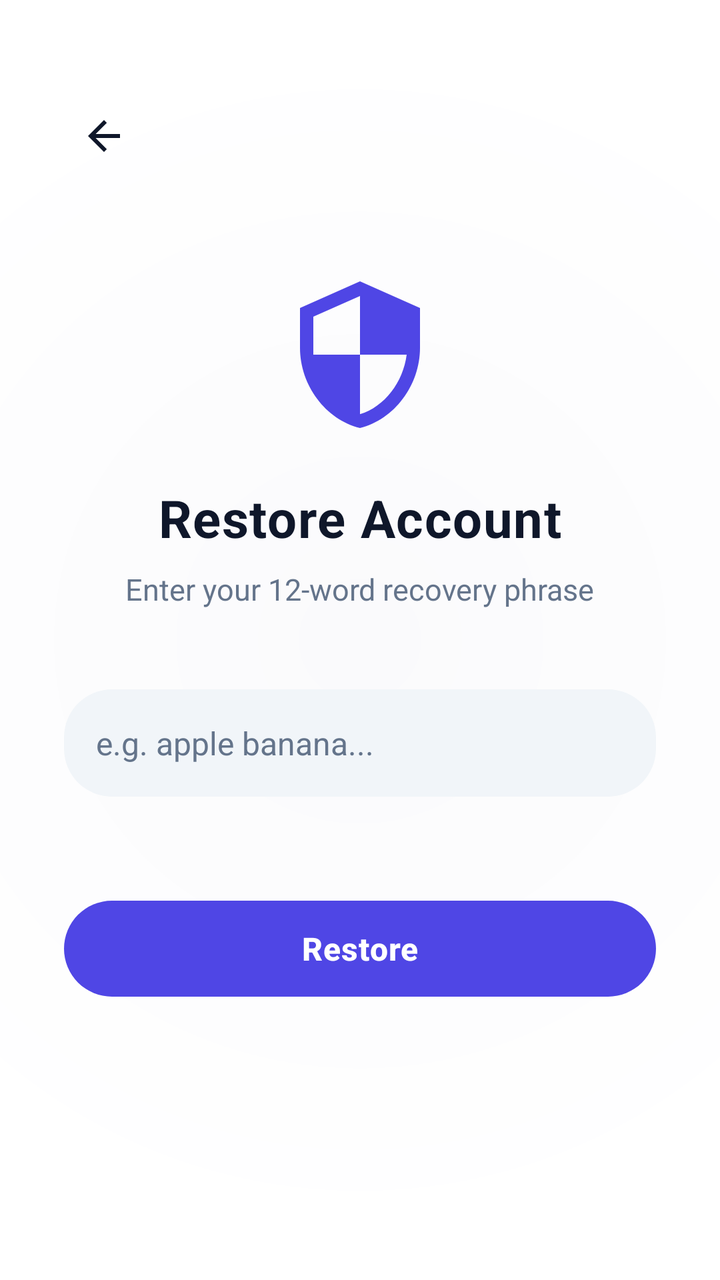
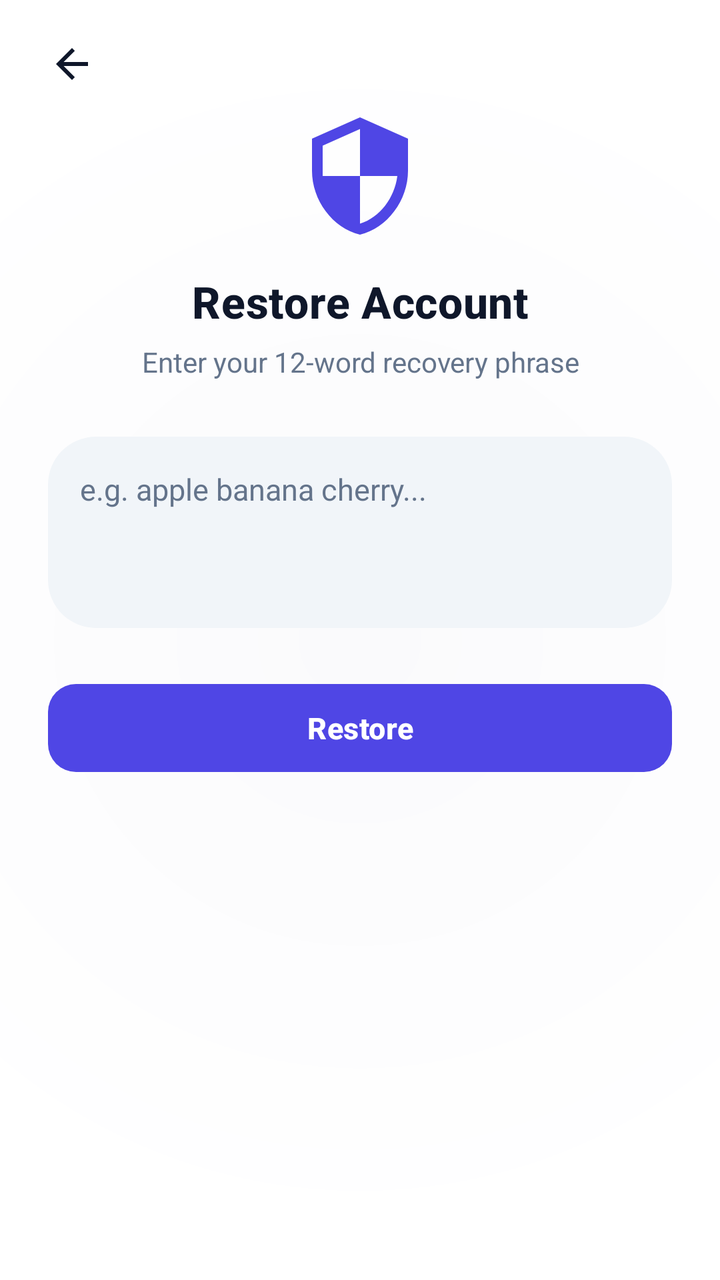

Two renders of the same Android screen: before a commit and after it. Below are the layout's source before the change and the commit's diff.
<!-- AndroidManifest.xml: application theme Theme.VEIL -->
<!-- res/layout/activity_restore_anonymous.xml -->
<?xml version="1.0" encoding="utf-8"?>
<RelativeLayout xmlns:android="http://schemas.android.com/apk/res/android"
    xmlns:app="http://schemas.android.com/apk/res-auto"
    android:id="@+id/restore_root"
    android:layout_width="match_parent"
    android:layout_height="match_parent"
    android:background="@drawable/splash_background"
    android:paddingStart="32dp"
    android:paddingEnd="32dp">

    
    <ImageView
        android:id="@+id/backButton"
        android:layout_width="24dp"
        android:layout_height="24dp"
        android:src="@drawable/ic_arrow_back"
        android:layout_marginTop="56dp"
        android:layout_marginStart="8dp"
        app:tint="@color/text_primary" />

    
    <LinearLayout
        android:layout_width="match_parent"
        android:layout_height="wrap_content"
        android:orientation="vertical"
        android:layout_centerInParent="true"
        android:paddingTop="40dp"
        android:paddingBottom="40dp">

        
        <LinearLayout
            android:layout_width="match_parent"
            android:layout_height="wrap_content"
            android:orientation="vertical"
            android:gravity="center"
            android:layout_marginBottom="40dp">

            <ImageView
                android:layout_width="80dp"
                android:layout_height="80dp"
                android:src="@drawable/ic_shield"
                android:scaleType="fitCenter"
                android:layout_marginBottom="24dp" />

            <TextView
                android:layout_width="wrap_content"
                android:layout_height="wrap_content"
                android:text="Restore Account"
                android:textColor="@color/text_primary"
                android:textSize="26sp"
                android:textStyle="bold"
                android:letterSpacing="0.02" />

            <TextView
                android:layout_width="wrap_content"
                android:layout_height="wrap_content"
                android:text="Enter your 12-word recovery phrase"
                android:textColor="@color/text_secondary"
                android:textSize="15sp"
                android:layout_marginTop="8dp" />

        </LinearLayout>

        
        <LinearLayout
            android:layout_width="match_parent"
            android:layout_height="wrap_content"
            android:orientation="horizontal"
            android:gravity="center_vertical"
            android:background="@drawable/input_background"
            android:padding="16dp"
            android:layout_marginBottom="16dp">

            <EditText
                android:id="@+id/phraseEditText"
                android:layout_width="0dp"
                android:layout_height="wrap_content"
                android:layout_weight="1"
                android:hint="e.g. apple banana..."
                android:textColor="@color/text_primary"
                android:textColorHint="@color/text_secondary"
                android:textSize="16sp"
                android:maxLines="3"
                android:background="@null"
                android:padding="0dp" />

        </LinearLayout>

        
        <Button
            android:id="@+id/restoreButton"
            android:layout_width="match_parent"
            android:layout_height="56dp"
            android:text="Restore"
            android:textColor="@android:color/white"
            android:textSize="16sp"
            android:textStyle="bold"
            app:backgroundTint="@color/veil_accent"
            app:cornerRadius="28dp"
            app:rippleColor="@color/veil_primary_light"
            android:letterSpacing="0.02"
            android:layout_marginTop="32dp" />

        
        <ProgressBar
            android:id="@+id/progressBar"
            android:layout_width="32dp"
            android:layout_height="32dp"
            android:layout_gravity="center"
            android:layout_marginTop="16dp"
            android:visibility="gone" />

    </LinearLayout>

</RelativeLayout>
<!-- resources referenced by this layout -->
<resources>
  <color name="text_primary">#0F172A</color>
  <color name="text_secondary">#64748B</color>
  <color name="veil_accent">#4F46E5</color>
  <color name="veil_primary_light">#F1F5F9</color>
  <!-- drawable ic_arrow_back (drawable) -->
  <vector xmlns:android="http://schemas.android.com/apk/res/android"
      android:width="24dp"
      android:height="24dp"
      android:viewportWidth="24"
      android:viewportHeight="24">
      <path
          android:fillColor="@color/text_primary"
          android:pathData="M20,11H7.83l5.59,-5.59L12,4l-8,8 8,8 1.41,-1.41L7.83,13H20v-2z"/>
  </vector>
  <!-- drawable ic_shield (drawable) -->
  <vector xmlns:android="http://schemas.android.com/apk/res/android"
      android:width="24dp"
      android:height="24dp"
      android:viewportWidth="24"
      android:viewportHeight="24">
      <path
          android:fillColor="@color/veil_accent"
          android:pathData="M12,1L3,5v6c0,5.55 3.84,10.74 9,12 5.16,-1.26 9,-6.45 9,-12V5l-9,-4zM12,11.99h7c-0.53,4.12 -3.28,7.79 -7,8.94V12H5V6.3l7,-3.11v8.8z"/>
  </vector>
  <!-- drawable input_background (drawable) -->
  <?xml version="1.0" encoding="utf-8"?>
  <shape xmlns:android="http://schemas.android.com/apk/res/android"
      android:shape="rectangle">
      <corners android:radius="24dp" />
      <solid android:color="@color/veil_primary_light" />
  </shape>
  <!-- drawable splash_background (drawable) -->
  <?xml version="1.0" encoding="utf-8"?>
  <shape xmlns:android="http://schemas.android.com/apk/res/android">
      <gradient
          android:type="radial"
          android:gradientRadius="85%p"
          android:centerX="50%"
          android:centerY="50%"
          android:startColor="@color/veil_primary_dark"
          android:endColor="@color/veil_primary" />
  </shape>
  <style name="Theme.VEIL" parent="Base.Theme.VEIL" />
  <color name="veil_primary_dark">#FAFAFC</color>
  <color name="veil_primary">#FFFFFF</color>
  <style name="Base.Theme.VEIL" parent="Theme.Material3.DayNight.NoActionBar">
          <item name="android:statusBarColor">@android:color/transparent</item>
          <item name="android:navigationBarColor">@android:color/transparent</item>
          <item name="android:windowLightStatusBar" tools:targetApi="m">true</item>
          <item name="colorPrimary">@color/colorPrimary</item>
          <item name="colorOnPrimary">@color/colorOnPrimary</item>
          <item name="colorPrimaryContainer">@color/colorPrimaryContainer</item>
          <item name="colorOnPrimaryContainer">@color/colorOnPrimaryContainer</item>
          <item name="colorSurface">@color/colorSurface</item>
          <item name="colorSurfaceVariant">@color/colorSurfaceVariant</item>
          <item name="colorOutline">@color/colorOutline</item>
          <item name="android:colorBackground">@color/colorBackground</item>
          <item name="bottomSheetDialogTheme">@style/ModernBottomSheetDialogTheme</item>
      </style>
  <color name="colorPrimary">#4F46E5</color>
  <color name="colorOnPrimary">#FFFFFF</color>
  <color name="colorPrimaryContainer">#EEF2FF</color>
  <color name="colorOnPrimaryContainer">#3730A3</color>
  <color name="colorSurface">#FFFFFF</color>
  <color name="colorSurfaceVariant">#F1F5F9</color>
  <color name="colorOutline">#E2E8F0</color>
  <color name="colorBackground">#FAFAFC</color>
  <style name="ModernBottomSheetDialogTheme" parent="Theme.Material3.DayNight.BottomSheetDialog">
          <item name="bottomSheetStyle">@style/ModernBottomSheetStyle</item>
          <item name="android:windowIsFloating">false</item>
          <item name="android:statusBarColor">@android:color/transparent</item>
          <item name="android:navigationBarColor">@android:color/transparent</item>
      </style>
  <style name="ModernBottomSheetStyle" parent="Widget.Material3.BottomSheet">
          <item name="android:background">@android:color/transparent</item>
      </style>
</resources>

<!-- the commit's change to res/layout/activity_restore_anonymous.xml (unified diff, before → after) -->
@@ -1,115 +1,126 @@
 <?xml version="1.0" encoding="utf-8"?>
-<RelativeLayout xmlns:android="http://schemas.android.com/apk/res/android"
+<FrameLayout xmlns:android="http://schemas.android.com/apk/res/android"
     xmlns:app="http://schemas.android.com/apk/res-auto"
     android:id="@+id/restore_root"
     android:layout_width="match_parent"
     android:layout_height="match_parent"
-    android:background="@drawable/splash_background"
-    android:paddingStart="32dp"
-    android:paddingEnd="32dp">
+    android:background="@drawable/splash_background">
 
     
     <ImageView
         android:id="@+id/backButton"
-        android:layout_width="24dp"
-        android:layout_height="24dp"
+        android:layout_width="40dp"
+        android:layout_height="40dp"
+        android:layout_gravity="top|start"
+        android:layout_marginStart="16dp"
+        android:layout_marginTop="12dp"
+        android:background="?attr/selectableItemBackgroundBorderless"
+        android:contentDescription="@string/back"
+        android:padding="8dp"
         android:src="@drawable/ic_arrow_back"
-        android:layout_marginTop="56dp"
-        android:layout_marginStart="8dp"
-        app:tint="@color/text_primary" />
+        app:tint="@color/textPrimary" />
 
     
-    <LinearLayout
+    <androidx.core.widget.NestedScrollView
         android:layout_width="match_parent"
-        android:layout_height="wrap_content"
-        android:orientation="vertical"
-        android:layout_centerInParent="true"
-        android:paddingTop="40dp"
-        android:paddingBottom="40dp">
+        android:layout_height="match_parent"
+        android:fillViewport="true"
+        android:overScrollMode="never"
+        android:scrollbars="none">
 
-        
         <LinearLayout
             android:layout_width="match_parent"
             android:layout_height="wrap_content"
+            android:layout_gravity="center"
+            android:gravity="center_horizontal"
+            android:maxWidth="440dp"
             android:orientation="vertical"
-            android:gravity="center"
-            android:layout_marginBottom="40dp">
+            android:paddingHorizontal="24dp"
+            android:paddingTop="56dp"
+            android:paddingBottom="32dp">
 
+            
             <ImageView
-                android:layout_width="80dp"
-                android:layout_height="80dp"
-                android:src="@drawable/ic_shield"
+                android:layout_width="64dp"
+                android:layout_height="64dp"
+                android:layout_marginBottom="16dp"
+                android:contentDescription="Restore Account"
                 android:scaleType="fitCenter"
-                android:layout_marginBottom="24dp" />
+                android:src="@drawable/ic_shield" />
 
             <TextView
                 android:layout_width="wrap_content"
                 android:layout_height="wrap_content"
+                android:fontFamily="sans-serif-medium"
+                android:gravity="center"
+                android:letterSpacing="0.01"
                 android:text="Restore Account"
-                android:textColor="@color/text_primary"
-                android:textSize="26sp"
-                android:textStyle="bold"
-                android:letterSpacing="0.02" />
+                android:textColor="@color/textPrimary"
+                android:textSize="22sp"
+                android:textStyle="bold" />
 
             <TextView
                 android:layout_width="wrap_content"
                 android:layout_height="wrap_content"
+                android:layout_marginTop="6dp"
+                android:layout_marginBottom="28dp"
+                android:fontFamily="sans-serif"
+                android:gravity="center"
                 android:text="Enter your 12-word recovery phrase"
-                android:textColor="@color/text_secondary"
+                android:textColor="@color/textSecondary"
+                android:textSize="14sp" />
+
+            
+            <LinearLayout
+                android:layout_width="match_parent"
+                android:layout_height="wrap_content"
+                android:layout_marginBottom="24dp"
+                android:background="@drawable/input_background"
+                android:orientation="vertical"
+                android:padding="16dp">
+
+                <EditText
+                    android:id="@+id/phraseEditText"
+                    android:layout_width="match_parent"
+                    android:layout_height="wrap_content"
+                    android:background="@null"
+                    android:fontFamily="sans-serif"
+                    android:gravity="top|start"
+                    android:hint="e.g. apple banana cherry..."
+                    android:inputType="textMultiLine"
+                    android:lineSpacingExtra="4dp"
+                    android:minLines="3"
+                    android:padding="0dp"
+                    android:textColor="@color/textPrimary"
+                    android:textColorHint="@color/textSecondary"
+                    android:textSize="15sp" />
+
+            </LinearLayout>
+
+            
+            <com.google.android.material.button.MaterialButton
+                android:id="@+id/restoreButton"
+                style="@style/Widget.Material3.Button.UnelevatedButton"
+                android:layout_width="match_parent"
+                android:layout_height="52dp"
+                android:letterSpacing="0.01"
+                android:text="Restore"
+                android:textAllCaps="false"
+                android:textColor="@android:color/white"
                 android:textSize="15sp"
-                android:layout_marginTop="8dp" />
+                android:textStyle="bold"
+                app:backgroundTint="@color/veil_accent"
+                app:cornerRadius="14dp" />
+
+            
+            <ProgressBar
+                android:id="@+id/progressBar"
+                android:layout_width="32dp"
+                android:layout_height="32dp"
+                android:layout_marginTop="20dp"
+                android:visibility="gone" />
 
         </LinearLayout>
+    </androidx.core.widget.NestedScrollView>
 
-        
-        <LinearLayout
-            android:layout_width="match_parent"
-            android:layout_height="wrap_content"
-            android:orientation="horizontal"
-            android:gravity="center_vertical"
-            android:background="@drawable/input_background"
-            android:padding="16dp"
-            android:layout_marginBottom="16dp">
-
-            <EditText
-                android:id="@+id/phraseEditText"
-                android:layout_width="0dp"
-                android:layout_height="wrap_content"
-                android:layout_weight="1"
-                android:hint="e.g. apple banana..."
-                android:textColor="@color/text_primary"
-                android:textColorHint="@color/text_secondary"
-                android:textSize="16sp"
-                android:maxLines="3"
-                android:background="@null"
-                android:padding="0dp" />
-
-        </LinearLayout>
-
-        
-        <Button
-            android:id="@+id/restoreButton"
-            android:layout_width="match_parent"
-            android:layout_height="56dp"
-            android:text="Restore"
-            android:textColor="@android:color/white"
-            android:textSize="16sp"
-            android:textStyle="bold"
-            app:backgroundTint="@color/veil_accent"
-            app:cornerRadius="28dp"
-            app:rippleColor="@color/veil_primary_light"
-            android:letterSpacing="0.02"
-            android:layout_marginTop="32dp" />
-
-        
-        <ProgressBar
-            android:id="@+id/progressBar"
-            android:layout_width="32dp"
-            android:layout_height="32dp"
-            android:layout_gravity="center"
-            android:layout_marginTop="16dp"
-            android:visibility="gone" />
-
-    </LinearLayout>
-
-</RelativeLayout>
+</FrameLayout>
<!-- resource entries referenced after the edit -->
@@ -1,7 +1,8 @@
 <!-- resources referenced by this layout -->
 <resources>
+  <color name="textPrimary">#0F172A</color>
+  <color name="textSecondary">#64748B</color>
   <color name="text_primary">#0F172A</color>
-  <color name="text_secondary">#64748B</color>
   <color name="veil_accent">#4F46E5</color>
   <color name="veil_primary_light">#F1F5F9</color>
   <!-- drawable ic_arrow_back (drawable) -->
@@ -42,6 +43,7 @@
           android:startColor="@color/veil_primary_dark"
           android:endColor="@color/veil_primary" />
   </shape>
+  <string name="back">Back</string>
   <style name="Theme.VEIL" parent="Base.Theme.VEIL" />
   <color name="veil_primary_dark">#FAFAFC</color>
   <color name="veil_primary">#FFFFFF</color>
